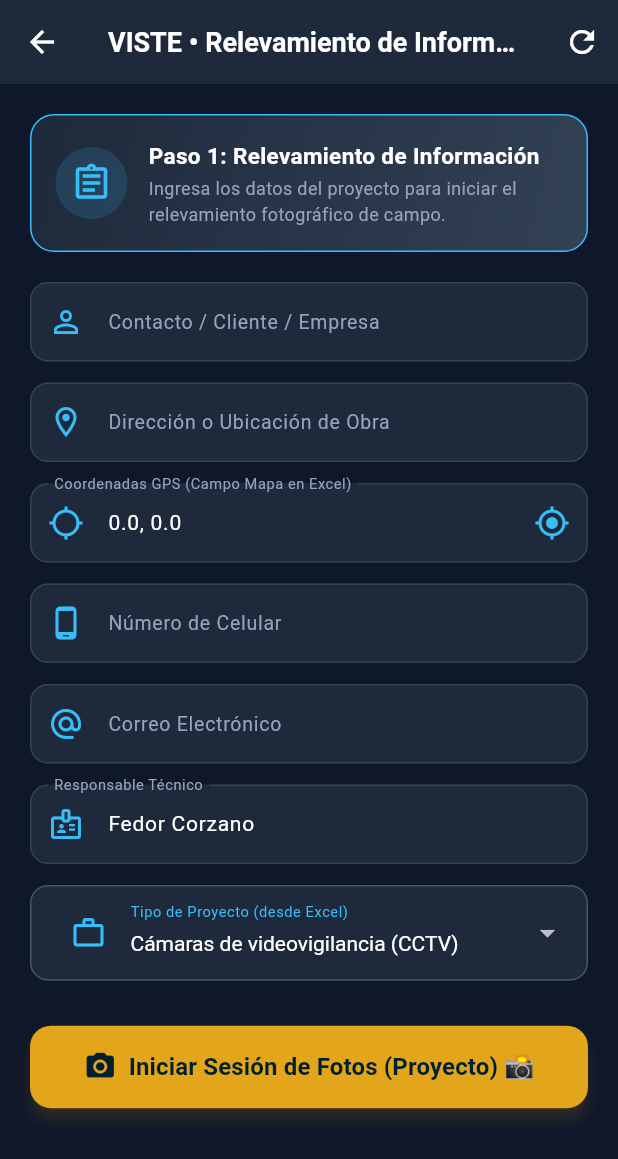
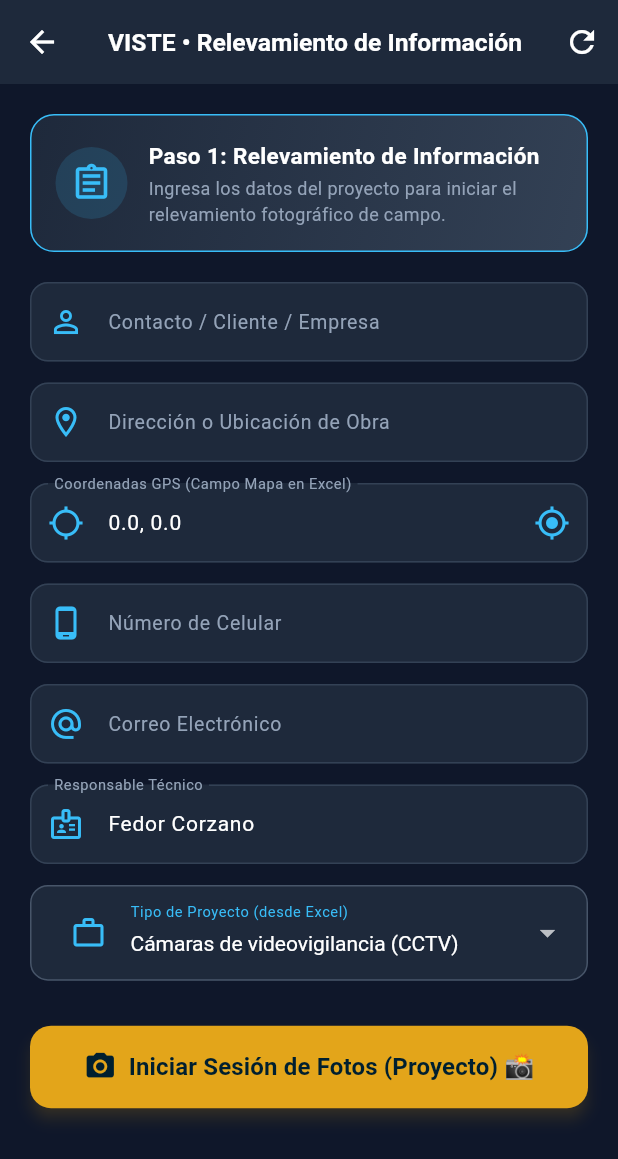
Before and after one commit to fedorcorzano/VISTE, a Flutter app: the FormScreen screen opened directly, on a phone screen of 412 x 824 dp. Shown: the top 1159 px of the screen. Run offline on Flutter 3.47's test engine with Material 3 defaults, Android fonts, the phone set to English and light mode, and no system bars; our stand-ins replace camera, geolocator, image_picker, pdf, printing, speech_to_text; network calls fail.

Commit message:
fix(form): evitar right overflow en DropdownButtonFormField y ElevatedButton en pantalla de relevamiento

```diff
--- a/lib/views/form_screen.dart
+++ b/lib/views/form_screen.dart
@@ -176,9 +176,13 @@ class _FormScreenState extends State<FormScreen> {
     return Scaffold(
       backgroundColor: const Color(0xFF0F172A),
       appBar: AppBar(
-        title: const Text(
+        title: const FittedBox(
+          fit: BoxFit.scaleDown,
+          alignment: Alignment.centerLeft,
+          child: Text(
             'VISTE • Relevamiento de Información',
             style: TextStyle(fontWeight: FontWeight.bold, fontSize: 18),
+          ),
         ),
         backgroundColor: const Color(0xFF1E293B),
         foregroundColor: Colors.white,
@@ -351,6 +355,7 @@ class _FormScreenState extends State<FormScreen> {
                   child: DropdownButtonFormField<String>(
                     key: ValueKey(_selectedProyecto),
                     initialValue: _selectedProyecto,
+                    isExpanded: true,
                     dropdownColor: const Color(0xFF1E293B),
                     style: const TextStyle(
                       color: Colors.white,
@@ -368,12 +373,29 @@ class _FormScreenState extends State<FormScreen> {
                       ),
                       border: InputBorder.none,
                     ),
+                    selectedItemBuilder: (BuildContext context) {
+                      return _proyectosList.map<Widget>((String item) {
+                        return Align(
+                          alignment: Alignment.centerLeft,
+                          child: Text(
+                            item,
+                            overflow: TextOverflow.ellipsis,
+                            maxLines: 1,
+                            style: const TextStyle(
+                              color: Colors.white,
+                              fontSize: 14,
+                            ),
+                          ),
+                        );
+                      }).toList();
+                    },
                     items: _proyectosList.map((p) {
-                            return DropdownMenuItem(
+                      return DropdownMenuItem<String>(
                         value: p,
                         child: Text(
                           p,
                           overflow: TextOverflow.ellipsis,
+                          maxLines: 1,
                         ),
                       );
                     }).toList(),
@@ -387,12 +409,15 @@ class _FormScreenState extends State<FormScreen> {
                 ElevatedButton.icon(
                   onPressed: _avanzarACamara,
                   icon: const Icon(Icons.photo_camera, size: 22, color: Color(0xFF001F2F)),
-                  label: const Text(
+                  label: const FittedBox(
+                    fit: BoxFit.scaleDown,
+                    child: Text(
                       'Iniciar Sesión de Fotos (Proyecto) 📸',
                       style: TextStyle(
                         fontSize: 16,
                         fontWeight: FontWeight.bold,
                         color: Color(0xFF001F2F),
+                      ),
                     ),
                   ),
                   style: ElevatedButton.styleFrom(
```
Lines whose indentation alone changed are shown as unchanged.
